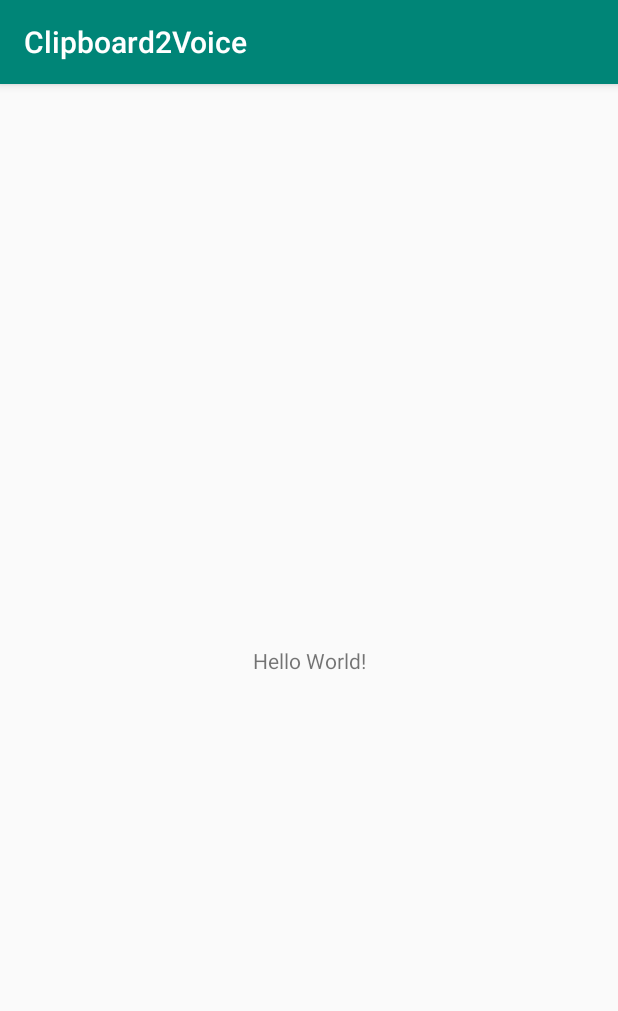
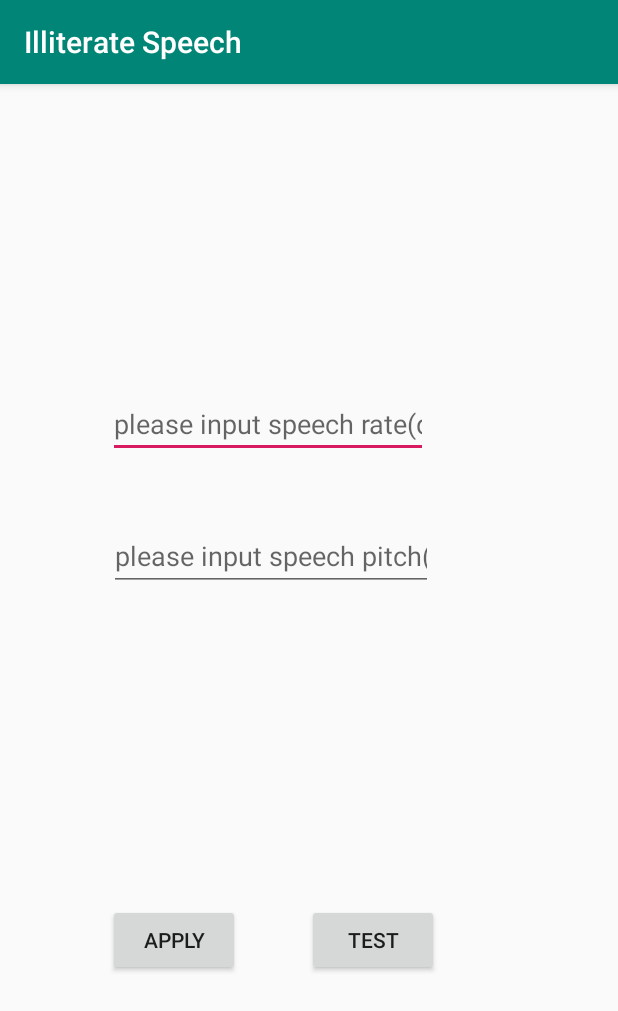
Before and after one commit to IOMurphy/Clipboard2Voice, an Android app: the screen it shows after launch (MainActivity), on a phone screen of 412 x 824 dp. Shown: the top 1011 px of the screen. Run offline under Robolectric (Android 15) with nearby library versions, the phone set to English and light mode, and no system bars.

Commit message:
fix #1 添加语调以及语速修改功能,添加国际化功能

```diff
--- a/app/build.gradle
+++ b/app/build.gradle
@@ -7,8 +7,8 @@ android {
         applicationId "org.murphy"
         minSdkVersion 21
         targetSdkVersion 29
-        versionCode 1
-        versionName "1.0"
+        versionCode 2
+        versionName "1.0.1"
         testInstrumentationRunner "androidx.test.runner.AndroidJUnitRunner"
     }
     buildTypes {
--- a/app/src/main/java/org/murphy/MainActivity.java
+++ b/app/src/main/java/org/murphy/MainActivity.java
@@ -2,10 +2,14 @@ package org.murphy;
 
 import android.content.Intent;
 import android.content.IntentFilter;
+import android.content.SharedPreferences;
 import android.net.ConnectivityManager;
 import android.net.wifi.WifiManager;
 import android.os.Bundle;
-import android.widget.TextView;
+import android.view.View;
+import android.widget.Button;
+import android.widget.EditText;
+import android.widget.Toast;
 
 import androidx.appcompat.app.AppCompatActivity;
 
@@ -13,12 +17,18 @@ import androidx.appcompat.app.AppCompatActivity;
 
 public class MainActivity extends AppCompatActivity{
 
-    private TextView textView ;
+    private EditText editRate;
+    private EditText editPitch;
+    private Button testBt;
+    private Button applyBt;
     @Override
     protected void onCreate(Bundle savedInstanceState) {
         super.onCreate(savedInstanceState);
         setContentView(R.layout.activity_main);
-        textView = findViewById(R.id.textView);
+        editRate = findViewById(R.id.editRate);
+        editPitch = findViewById(R.id.editPitch);
+        testBt = findViewById(R.id.testBt);
+        applyBt = findViewById(R.id.applyBt);
         Intent startIntent = new Intent(MainActivity.this, MyService.class);
         //startService启动形式
         startService(startIntent);
@@ -31,4 +41,61 @@ public class MainActivity extends AppCompatActivity{
         filter.addAction(Intent.ACTION_USER_PRESENT);
         registerReceiver(new MyReceiver(), filter);
     }
+
+    @Override
+    protected void onStart() {
+        super.onStart();
+        bindListener();
+    }
+
+    public void bindListener() {
+        testBt.setOnClickListener(new View.OnClickListener() {
+            @Override
+            public void onClick(View v) {
+                Toast.makeText(MainActivity.this, "Did't implement now", Toast.LENGTH_LONG).show();
+            }
+        });
+        applyBt.setOnClickListener(new View.OnClickListener() {
+            @Override
+            public void onClick(View v) {
+                setSpeechPitch(getSpeechPitch());
+                setSpeechRate(getSpeechRate());
+                Toast.makeText(MainActivity.this, R.string.OK, Toast.LENGTH_LONG).show();
+            }
+        });
+    }
+
+    public float getSpeechRate() {
+        if (editRate.getText() == null || "".equals(editRate.getText().toString())) {
+            return 0.0f;
+        }
+        return Float.parseFloat(editRate.getText().toString());
+    }
+
+    public void setSpeechRate(float rate) {
+        if (rate == 0.0f) {
+            return;
+        }
+        SharedPreferences sharedPreferences = getSharedPreferences(MainActivity.class.getName(), MODE_PRIVATE);
+        SharedPreferences.Editor editor = sharedPreferences.edit();
+        editor.putFloat("rate", rate);
+        editor.apply();
+    }
+
+    public float getSpeechPitch() {
+        if (editPitch.getText() == null || "".equals(editPitch.getText().toString())) {
+            return 0.0f;
+        }
+        return Float.parseFloat(editPitch.getText().toString());
+    }
+
+    public void setSpeechPitch(float pitch) {
+        if (pitch == 0.0f) {
+            return;
+        }
+        SharedPreferences sharedPreferences = getSharedPreferences(MainActivity.class.getName(), MODE_PRIVATE);
+        SharedPreferences.Editor editor = sharedPreferences.edit();
+        editor.putFloat("pitch", pitch);
+        editor.apply();
+    }
 }
--- a/app/src/main/res/layout/activity_main.xml
+++ b/app/src/main/res/layout/activity_main.xml
@@ -6,14 +6,77 @@
     android:layout_height="match_parent"
     tools:context=".MainActivity">
 
-    <TextView
-        android:id="@+id/textView"
+
+    <EditText
+        android:id="@+id/editRate"
         android:layout_width="wrap_content"
         android:layout_height="wrap_content"
-        android:text="Hello World!"
+        android:layout_marginStart="72dp"
+        android:ems="10"
+        android:hint="@string/please_input_speech_rate"
+        android:inputType="numberDecimal"
         app:layout_constraintBottom_toBottomOf="parent"
         app:layout_constraintLeft_toLeftOf="parent"
         app:layout_constraintRight_toRightOf="parent"
-        app:layout_constraintTop_toTopOf="parent" />
+        app:layout_constraintStart_toStartOf="parent"
+        app:layout_constraintTop_toTopOf="parent"
+        app:layout_constraintVertical_bias="0.282" />
+
+    <EditText
+        android:id="@+id/origin"
+        android:layout_width="wrap_content"
+        android:layout_height="wrap_content"
+        android:layout_marginTop="144dp"
+        android:hint="@string/please_input_origin"
+        android:inputType="numberDecimal"
+        app:layout_constraintBottom_toBottomOf="parent"
+        app:layout_constraintEnd_toEndOf="@+id/editPitch"
+        app:layout_constraintEnd_toStartOf="@+id/editRate"
+        app:layout_constraintHorizontal_bias="0.0"
+        app:layout_constraintLeft_toLeftOf="parent"
+        app:layout_constraintStart_toStartOf="@+id/editPitch"
+        app:layout_constraintTop_toTopOf="parent"
+        app:layout_constraintVertical_bias="0.433" />
+
+    <EditText
+        android:id="@+id/editPitch"
+        android:layout_width="216dp"
+        android:layout_height="46dp"
+        android:layout_marginStart="96dp"
+        android:ems="10"
+        android:hint="@string/please_input_speech_pitch"
+        android:inputType="numberDecimal"
+        app:layout_constraintBottom_toBottomOf="parent"
+        app:layout_constraintEnd_toEndOf="@+id/editRate"
+        app:layout_constraintHorizontal_bias="0.969"
+        app:layout_constraintLeft_toLeftOf="parent"
+        app:layout_constraintRight_toRightOf="parent"
+        app:layout_constraintStart_toStartOf="@+id/editRate"
+        app:layout_constraintTop_toTopOf="parent"
+        app:layout_constraintVertical_bias="0.404" />
+
+    <Button
+        android:id="@+id/applyBt"
+        android:layout_width="wrap_content"
+        android:layout_height="wrap_content"
+        android:text="@string/apply"
+        app:layout_constraintBottom_toBottomOf="parent"
+        app:layout_constraintHorizontal_bias="0.222"
+        app:layout_constraintLeft_toLeftOf="parent"
+        app:layout_constraintRight_toRightOf="parent"
+        app:layout_constraintTop_toTopOf="parent"
+        app:layout_constraintVertical_bias="0.759" />
+
+    <Button
+        android:id="@+id/testBt"
+        android:layout_width="wrap_content"
+        android:layout_height="wrap_content"
+        android:text="@string/test"
+        app:layout_constraintBottom_toBottomOf="parent"
+        app:layout_constraintHorizontal_bias="0.631"
+        app:layout_constraintLeft_toLeftOf="parent"
+        app:layout_constraintRight_toRightOf="parent"
+        app:layout_constraintTop_toTopOf="parent"
+        app:layout_constraintVertical_bias="0.759" />
 
 </androidx.constraintlayout.widget.ConstraintLayout>
--- a/app/src/main/res/values/strings.xml
+++ b/app/src/main/res/values/strings.xml
@@ -1,3 +1,13 @@
 <resources>
-    <string name="app_name">Clipboard2Voice</string>
+    <string name="app_name">Illiterate Speech</string>
+    <string name="set_TTS">Please Set Google TTS</string>
+    <string name="initialization_succeessful">Initialization successful</string>
+    <string name="unknow_error_and_staus_code_is">Unknown error and status code is </string>
+    <string name="text_to_speak_is_not_work_properly">text to speak is not work properly</string>
+    <string name="please_input_speech_rate">please input speech rate(default to 1.2)</string>
+    <string name="please_input_speech_pitch">please input speech pitch(default to 1.2)</string>
+    <string name="apply">apply</string>
+    <string name="please_input_origin">please input your language</string>
+    <string name="test">test</string>
+    <string name="OK">OK</string>
 </resources>
--- a/app/src/main/res/values/styles.xml
+++ b/app/src/main/res/values/styles.xml
@@ -7,5 +7,4 @@
         <item name="colorPrimaryDark">@color/colorPrimaryDark</item>
         <item name="colorAccent">@color/colorAccent</item>
     </style>
-
 </resources>
```
Also changed, not shown: app/src/main/java/org/murphy/MyService.java (+60 -40 lines), 1 other file.
